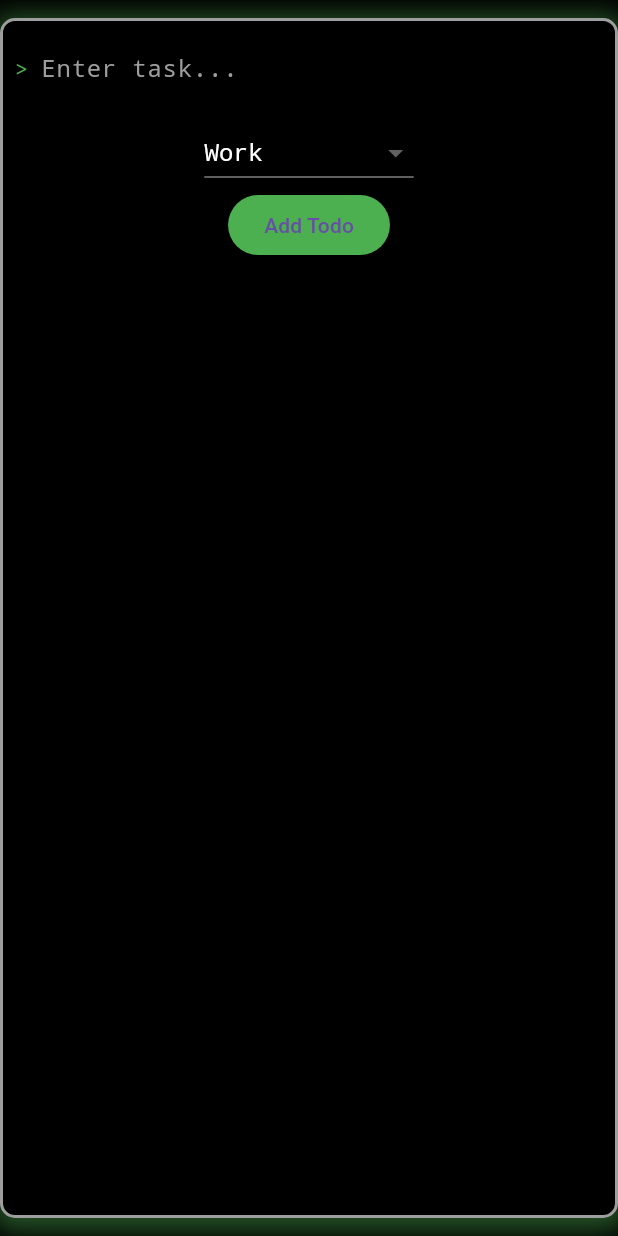
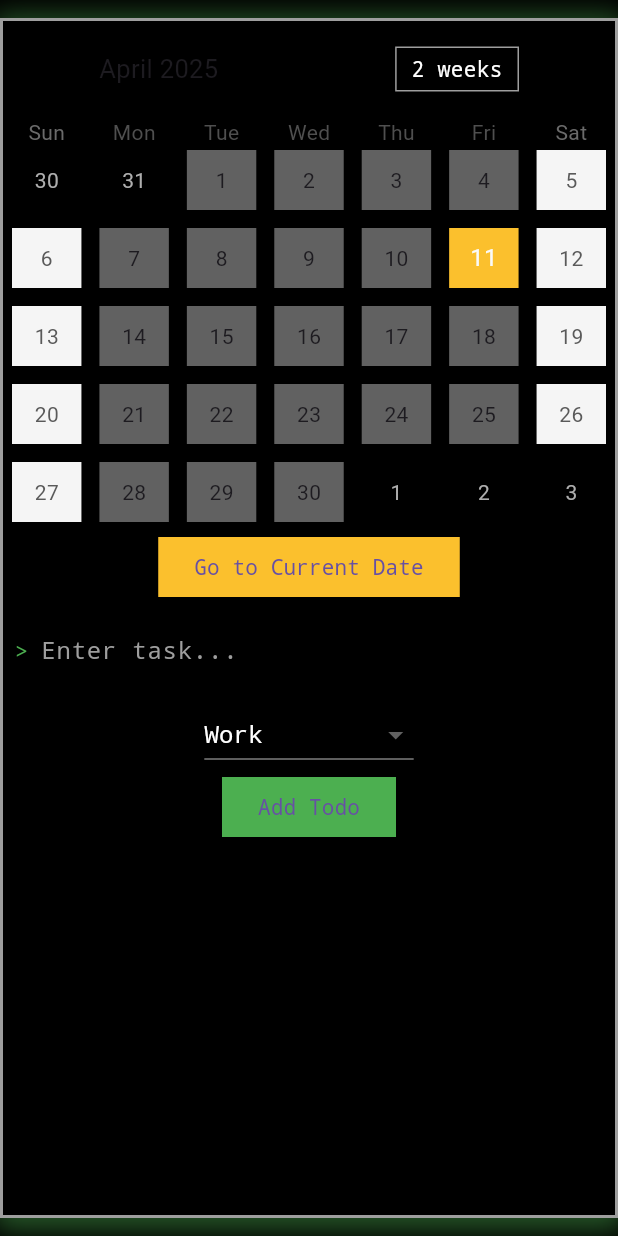
Before and after one commit to Mills-Y/twodo_app, a Flutter app: the screen it shows after launch, on a phone screen of 412 x 824 dp. Run offline on Flutter 3.47's test engine with Material 3 defaults, Android fonts, the phone set to English and light mode, and no system bars; drawn by our look-alikes of table_calendar; our stand-ins replace cloud_firestore, equatable, flutter_bloc, shared_preferences; accounts and stored records are empty.

Commit message:
Add files via upload

```diff
--- a/lib/block/toodo_block.dart
+++ b/lib/block/toodo_block.dart
@@ -9,12 +9,14 @@ class Toodo extends Equatable {
   final String title;
   final String category;
   final String content;
+  final DateTime? dueDate;
 
   const Toodo({
     required this.id,
     required this.title,
     required this.content,
     required this.category,
+    this.dueDate,
   });
 
 
@@ -24,6 +26,7 @@ class Toodo extends Equatable {
     'title': title,
     'content': content,
     'category': category,
+    'dueDate': dueDate?.toIso8601String(),
   };
 
   factory Toodo.fromJson(Map<String, dynamic> json) => Toodo(
@@ -31,10 +34,11 @@ class Toodo extends Equatable {
     title: json['title'],
     content: json['content'],
     category: json['category'],
+    dueDate: json['dueDate'] != null ? DateTime.parse(json['dueDate']) : null,
   );
 
   @override
-  List<Object?> get props => [id, title, content, category];
+  List<Object?> get props => [id, title, content, category, dueDate];
 }
 
 // --- Events ---
@@ -117,6 +121,7 @@ class TodoBloc extends Bloc<ToodoEvent, ToodoState> {
     emit(ToodoLoading());
     try {
       await _loadTodos();
+      _todos.sort((a, b) => a.dueDate?.compareTo(b.dueDate ?? DateTime.now()) ?? 0);
       emit(_filterTodosByCategory());
     } catch (e) {
       emit(ToodoError('Failed to load todos: $e'));
--- a/lib/models/todo_model.dart
+++ b/lib/models/todo_model.dart
@@ -5,6 +5,7 @@ class Todo extends Equatable {
   final String title;
   final String category;
   final String content;
+  final DateTime? dueDate;
 
   // Constructor
   const Todo({
@@ -12,6 +13,7 @@ class Todo extends Equatable {
     required this.title,
     required this.content,
     required this.category,
+    this.dueDate,
   });
 
   // Convert to JSON
@@ -20,6 +22,7 @@ class Todo extends Equatable {
     'title': title,
     'content': content,
     'category': category,
+    'dueDate': dueDate?.toIso8601String(),
   };
 
   // Convert from JSON
@@ -28,9 +31,12 @@ class Todo extends Equatable {
     title: json['title'],
     content: json['content'],
     category: json['category'],
+    dueDate: json['dueDate'] != null
+        ? DateTime.parse(json['dueDate'])
+        : null,
   );
 
   @override
-  List<Object?> get props => [id, title, content, category];
+  List<Object?> get props => [id, title, content, category, dueDate];
 
 }
--- a/lib/screens/todo_screen.dart
+++ b/lib/screens/todo_screen.dart
@@ -1,5 +1,6 @@
 import 'package:flutter/material.dart';
 import 'package:flutter_bloc/flutter_bloc.dart';
+import 'package:table_calendar/table_calendar.dart';
 import '../block/toodo_block.dart' as block;
 
 class TodoScreen extends StatefulWidget {
@@ -10,6 +11,17 @@ class TodoScreen extends StatefulWidget {
 class _TodoScreenState extends State<TodoScreen> {
   final TextEditingController _controller = TextEditingController();
   String _selectedCategory = 'Work';
+  DateTime? _selectedDate; // Variable to store the selected date
+  DateTime _focusedDay = DateTime.now(); // Current focused day for the calendar
+  CalendarFormat _calendarFormat = CalendarFormat.month; // Calendar format
+
+  // Function to go to the current date
+  void _goToCurrentDate() {
+    setState(() {
+      _focusedDay = DateTime.now(); // Set focused day to current date
+      _selectedDate = DateTime.now(); // Optionally set selected date to current date
+    });
+  }
 
   @override
   Widget build(BuildContext context) {
@@ -22,7 +34,7 @@ class _TodoScreenState extends State<TodoScreen> {
           decoration: BoxDecoration(
             color: Colors.black, // Background color for the terminal
             border: Border.all(color: Colors.grey, width: 2), // Terminal border
-            borderRadius: BorderRadius.circular(10), // Rounded corners
+            borderRadius: BorderRadius.circular(0), // Rounded corners
             boxShadow: [
               BoxShadow(
                 color: Colors.green.withOpacity(0.5), // Shadow color
@@ -34,6 +46,67 @@ class _TodoScreenState extends State<TodoScreen> {
           ),
           child: Column(
             children: [
+              // Calendar widget
+              TableCalendar(
+                headerStyle: HeaderStyle(
+                  formatButtonTextStyle: TextStyle(color: Colors.white, fontFamily: 'monospace'),
+                  formatButtonDecoration: BoxDecoration(
+                    border: Border.all(color: Colors.grey, width: 1),
+                    borderRadius: BorderRadius.circular(0),
+                  ),
+                ),
+                focusedDay: _focusedDay,
+                firstDay: DateTime.utc(2020, 1, 1),
+                lastDay: DateTime.utc(DateTime.now().year + 1, DateTime.now().month, DateTime.now().day),
+                selectedDayPredicate: (day) {
+                  return isSameDay(_selectedDate, day);
+                },
+                onDaySelected: (selectedDay, focusedDay) {
+                  setState(() {
+                    _selectedDate = selectedDay; // Store the selected date
+                    _focusedDay = focusedDay; // Update the focused day
+                  });
+                },
+                onFormatChanged: (format) {
+                  setState(() {
+                    _calendarFormat = format;
+                  });
+                },
+                calendarFormat: _calendarFormat,
+                calendarStyle: CalendarStyle(
+                  selectedDecoration: BoxDecoration(
+                    color: Colors.green, // Highlight color for selected date
+                    shape: BoxShape.rectangle,
+                    borderRadius: BorderRadius.circular(0),
+                  ),
+                  todayDecoration: BoxDecoration(
+                    color: Colors.yellow[700], // Highlight color for today's date
+                    shape: BoxShape.rectangle,
+                    borderRadius: BorderRadius.circular(0),
+                  ),
+                  defaultDecoration: BoxDecoration(
+                    color: Colors.grey[700], // Default date color
+                    shape: BoxShape.rectangle,
+                    borderRadius: BorderRadius.circular(0),
+                  ),
+                  weekendDecoration: BoxDecoration(
+                    color: Colors.grey[100], // Weekend date color
+                    shape: BoxShape.rectangle,
+                    borderRadius: BorderRadius.circular(0),
+                  ),
+                ),
+              ),
+              // Button to go to current date
+              ElevatedButton(
+                onPressed: _goToCurrentDate,
+                child: Text('Go to Current Date', style: TextStyle(fontFamily: 'monospace')),
+                style: ElevatedButton.styleFrom(
+                  backgroundColor: Colors.yellow[700],
+                  shape: RoundedRectangleBorder(
+                    borderRadius: BorderRadius.circular(0), // Sharp corners
+                  ),
+                ),
+              ),
               // Terminal-like input field
               Padding(
                 padding: const EdgeInsets.all(8.0),
@@ -90,9 +163,12 @@ class _TodoScreenState extends State<TodoScreen> {
                 onPressed: () {
                   _addTodo(context);
                 },
-                child: const Text('Add Todo'),
+                child: const Text('Add Todo', style: TextStyle(fontFamily: 'monospace')),
                 style: ElevatedButton.styleFrom(
-                  backgroundColor: Colors.green, // Use backgroundColor instead of primary
+                  backgroundColor: Colors.green,
+                  shape: RoundedRectangleBorder(
+                    borderRadius: BorderRadius.circular(0), // Sharp corners
+                  ),
                 ),
               ),
               Expanded(
@@ -111,6 +187,12 @@ class _TodoScreenState extends State<TodoScreen> {
                                 todo.title,
                                 style: TextStyle(color: Colors.white, fontFamily: 'monospace'),
                               ),
+                              subtitle: Text(
+                                todo.dueDate != null
+                                    ? 'Due: ${todo.dueDate!.year}-${todo.dueDate!.month}-${todo.dueDate!.day}'
+                                    : 'No due date',
+                                style: TextStyle(color: Colors.grey, fontFamily: 'monospace'),
+                              ),
                               trailing: IconButton(
                                 icon: Icon(Icons.delete, color: Colors.red),
                                 onPressed: () {
@@ -124,6 +206,12 @@ class _TodoScreenState extends State<TodoScreen> {
                               title: Text(
                                 todo.title,
                                 style: TextStyle(color: Colors.white, fontFamily: 'monospace'),
+                              ),
+                              subtitle: Text(
+                                todo.dueDate != null
+                                    ? 'Due: ${todo.dueDate!.year}-${todo.dueDate!.month}-${todo.dueDate!.day}'
+                                    : 'No due date',
+                                style: TextStyle(color: Colors.grey, fontFamily: 'monospace'),
                               ),
                               trailing: IconButton(
                                 icon: Icon(Icons.delete, color: Colors.red),
@@ -155,6 +243,7 @@ class _TodoScreenState extends State<TodoScreen> {
         title: _controller.text,
         content: '', // You can add content if needed
         category: _selectedCategory,
+        dueDate: _selectedDate, // Add the selected date to the todo
       );
 
       // Dispatch the AddTodo event
--- a/pubspec.yaml
+++ b/pubspec.yaml
@@ -20,6 +20,7 @@ dependencies:
   cloud_firestore: ^5.6.6
   uuid: ^4.5.1
   mockito: ^5.0.0
+  table_calendar: ^3.0.0
 
 
   equatable: any
```
Also changed, not shown: pubspec.lock.
